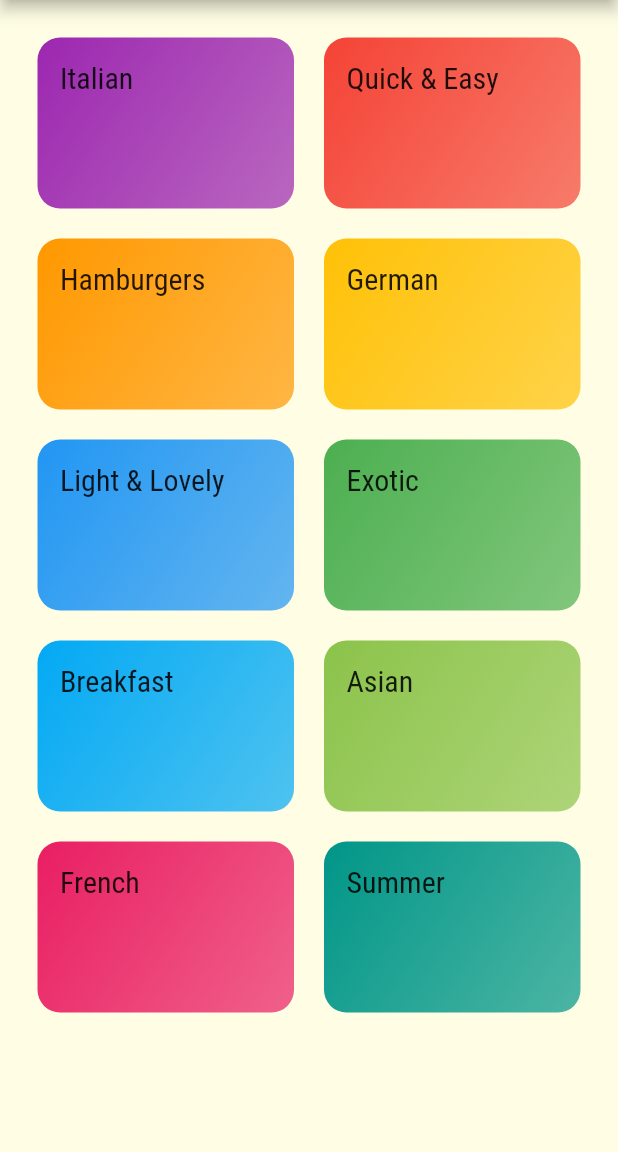
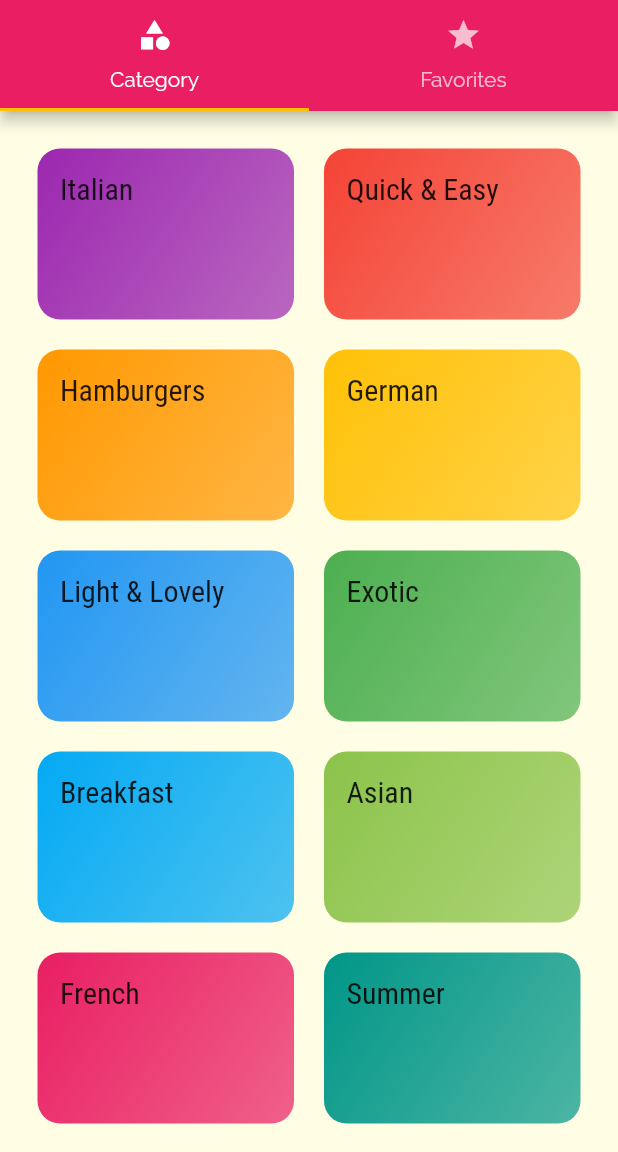
Before and after one commit to devdaemon404/meals, a Flutter app: the screen it shows after launch, on a phone screen of 412 x 824 dp, the part 84-1236 px from its top. Run offline on Flutter 3.47's test engine with Material 2 defaults, Android fonts, the phone set to English and light mode, and no system bars.

Commit message:
🎨 Added a Tabbar to the AppBar

```diff
--- a/lib/main.dart
+++ b/lib/main.dart
@@ -1,7 +1,7 @@
 import 'package:flutter/material.dart';
 
+import './screens/tabs_screen.dart';
 import './screens/meal_detail_screen.dart';
-import './screens/categories_screen.dart';
 import './screens/category_meals_screen.dart';
 
 void main() => runApp(MyApp());
@@ -32,7 +32,7 @@ class MyApp extends StatelessWidget {
       // home: CategoriesScreen(),
       initialRoute: '/', //default is '/'
       routes: {
-        '/': (ctx) => CategoriesScreen(),
+        '/': (ctx) => TabsScreen(),
         CategoryMealsScreen.routeName: (ctx) => CategoryMealsScreen(),
         MealDetailScreen.routeName: (ctx) => MealDetailScreen(),
       },
--- a/lib/screens/categories_screen.dart
+++ b/lib/screens/categories_screen.dart
@@ -6,18 +6,16 @@ import '../widgets/category_item.dart';
 class CategoriesScreen extends StatelessWidget {
   @override
   Widget build(BuildContext context) {
-    return Scaffold(
-      appBar: AppBar(
-        title: const Text('Meals'),
-      ),
-      body: GridView(
+    return GridView(
       padding: const EdgeInsets.all(25),
       children: DUMMY_CATEGORIES
-            .map((cat) => CategoryItem(
+          .map(
+            (cat) => CategoryItem(
               cat.id,
               cat.title,
               cat.color,
-                ))
+            ),
+          )
           .toList(),
       gridDelegate: SliverGridDelegateWithMaxCrossAxisExtent(
         maxCrossAxisExtent: 200,
@@ -25,7 +23,6 @@ class CategoriesScreen extends StatelessWidget {
         crossAxisSpacing: 20,
         mainAxisSpacing: 20,
       ),
-      ),
     );
   }
 }
--- /dev/null
+++ b/lib/screens/favorites_screen.dart
@@ -0,0 +1,10 @@
+import 'package:flutter/material.dart';
+
+class FavoritesScreen extends StatelessWidget {
+  @override
+  Widget build(BuildContext context) {
+    return Center(
+      child: Text('The Favorites'),
+    );
+  }
+}
--- /dev/null
+++ b/lib/screens/tabs_screen.dart
@@ -0,0 +1,41 @@
+import 'package:flutter/material.dart';
+import './favorites_screen.dart';
+import './categories_screen.dart';
+
+class TabsScreen extends StatefulWidget {
+  @override
+  _TabsScreenState createState() => _TabsScreenState();
+}
+
+class _TabsScreenState extends State<TabsScreen> {
+  @override
+  Widget build(BuildContext context) {
+    return DefaultTabController(
+      length: 2,
+      // initialIndex: 0,
+      child: Scaffold(
+        appBar: AppBar(
+          title: Text('Meals'),
+          bottom: TabBar(
+            tabs: [
+              Tab(
+                icon: Icon(Icons.category),
+                text: 'Category',
+              ),
+              Tab(
+                icon: Icon(Icons.star),
+                text: 'Favorites',
+              )
+            ],
+          ),
+        ),
+        body: TabBarView(
+          children: [
+            CategoriesScreen(),
+            FavoritesScreen(),
+          ],
+        ),
+      ),
+    );
+  }
+}
```
Lines whose indentation alone changed are shown as unchanged.
